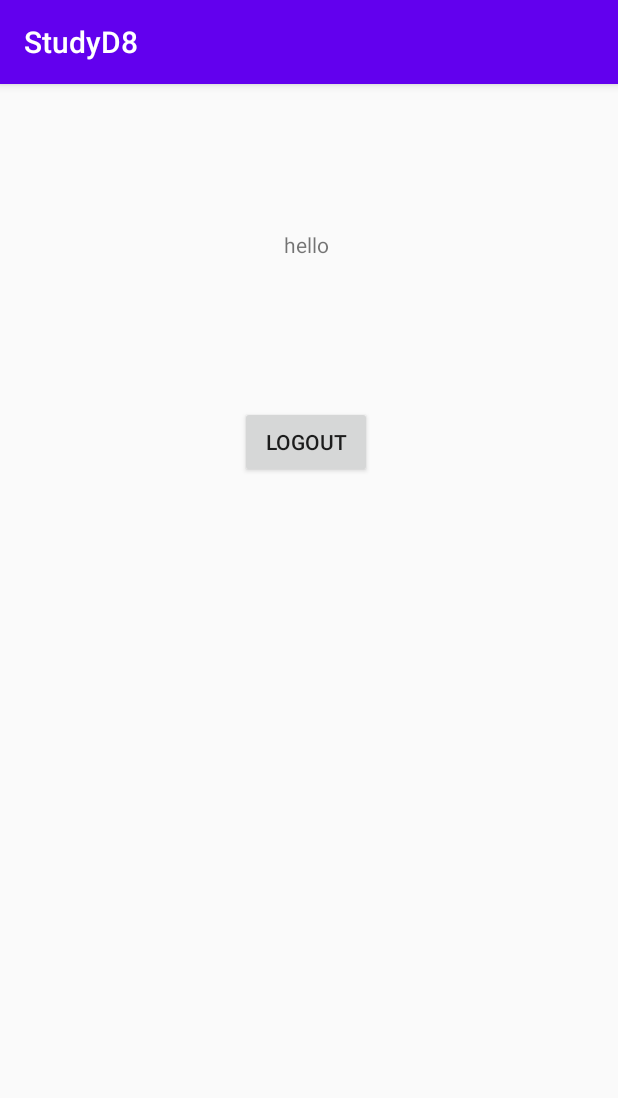
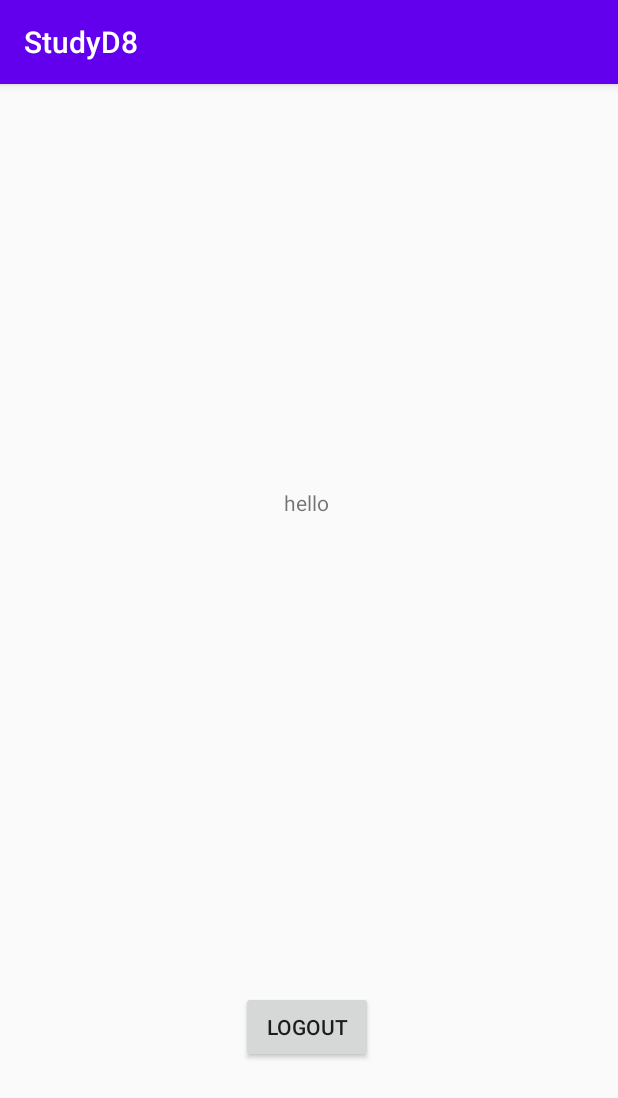
Before and after one commit to shoccho/Studyd8-android, an Android app: the screen it shows after launch once a user with an empty profile is signed in (MainActivity), on a phone screen of 412 x 824 dp. Shown: the top 1098 px of the screen. Run offline under Robolectric (Android 15) with nearby library versions, the phone set to English and light mode, and no system bars; our stand-ins replace Firebase (no records; nobody signed in at launch, a user with empty details on screens opened directly).

Commit message:
added email verification

```diff
--- a/app/src/main/res/layout/activity_main.xml
+++ b/app/src/main/res/layout/activity_main.xml
@@ -14,23 +14,21 @@
         app:layout_constraintLeft_toLeftOf="parent"
         app:layout_constraintRight_toRightOf="parent"
         app:layout_constraintTop_toTopOf="parent"
-        app:layout_constraintVertical_bias="0.13" />
+        app:layout_constraintVertical_bias="0.36" />
 
     <Button
         android:id="@+id/logoutButton"
         android:layout_width="wrap_content"
         android:layout_height="wrap_content"
         android:layout_marginStart="160dp"
-        android:layout_marginTop="178dp"
         android:layout_marginEnd="163dp"
-        android:layout_marginBottom="505dp"
         android:text="logout"
         app:layout_constraintBottom_toBottomOf="parent"
         app:layout_constraintEnd_toEndOf="parent"
-        app:layout_constraintHorizontal_bias="0.0"
+        app:layout_constraintHorizontal_bias="1.0"
         app:layout_constraintStart_toStartOf="parent"
         app:layout_constraintTop_toTopOf="parent"
-        app:layout_constraintVertical_bias="1.0" />
+        app:layout_constraintVertical_bias="0.84000003" />
 
     <TextView
         android:id="@+id/unverifiedText"
@@ -66,6 +64,7 @@
         app:layout_constraintBottom_toTopOf="@+id/logoutButton"
         app:layout_constraintEnd_toEndOf="parent"
         app:layout_constraintStart_toStartOf="parent"
-        app:layout_constraintTop_toTopOf="parent" />
+        app:layout_constraintTop_toTopOf="parent"
+        app:layout_constraintVertical_bias="0.37" />
 
 </androidx.constraintlayout.widget.ConstraintLayout>
```
